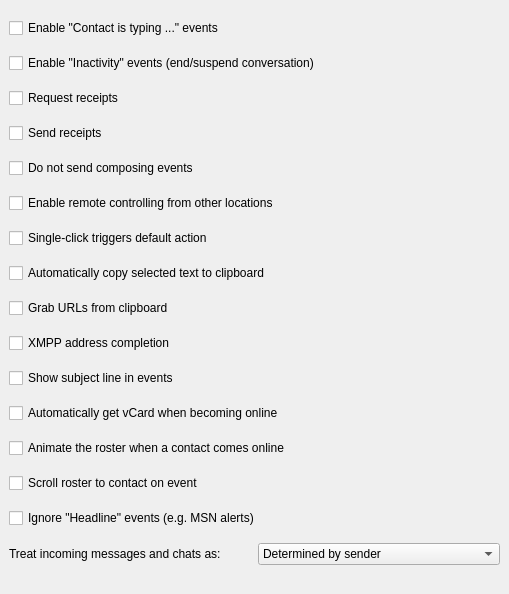
psi-im/psi, file src/options/opt_advanced.ui: the form before one commit.
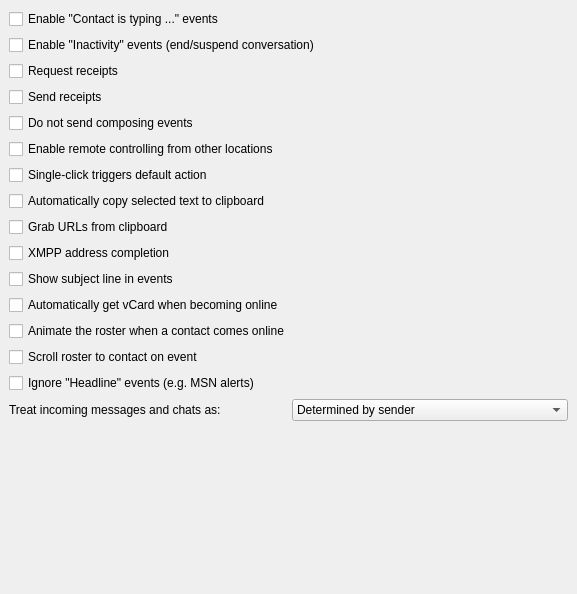
The form after the commit.

Commit message: Improve Misc. tab in Psi Options Dialog

```diff
--- a/src/options/opt_advanced.ui
+++ b/src/options/opt_advanced.ui
@@ -6,7 +6,7 @@
    <rect>
     <x>0</x>
     <y>0</y>
-    <width>509</width>
+    <width>577</width>
     <height>594</height>
    </rect>
   </property>
@@ -187,6 +187,19 @@
      </item>
     </layout>
    </item>
+   <item>
+    <spacer name="verticalSpacer">
+     <property name="orientation">
+      <enum>Qt::Vertical</enum>
+     </property>
+     <property name="sizeHint" stdset="0">
+      <size>
+       <width>20</width>
+       <height>0</height>
+      </size>
+     </property>
+    </spacer>
+   </item>
   </layout>
  </widget>
  <layoutdefault spacing="6" margin="11"/>
```
The commit also changes 2 other files.
